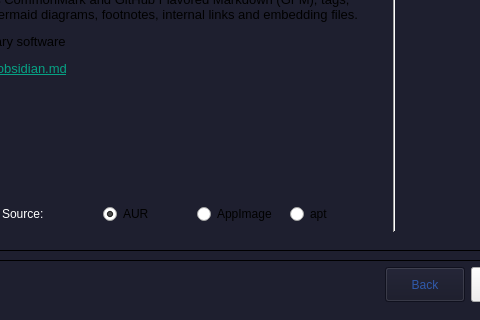
Qt form src/ui/welcomeScreen.ui (StratOS-Linux/stratOS-maneki-neko) before a commit; both pictures show x 431 to 911 and y 341 to 661 of the 1000 by 661 pixel window.
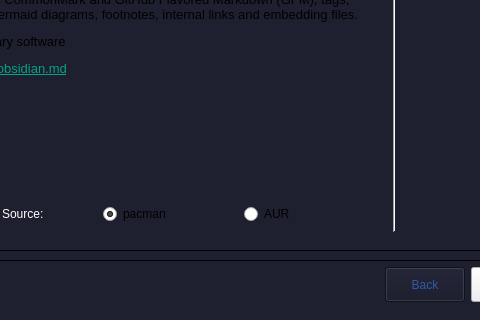
The same form after that commit. The open tabs and pages were chosen to show the change. Icons and pictures are not drawn.

What changed in the file:
```diff
--- a/src/ui/welcomeScreen.ui
+++ b/src/ui/welcomeScreen.ui
@@ -4427,27 +4427,20 @@
                                </property>
                               </widget>
                              </item>
+                             <item>
+                              <widget class="QRadioButton" name="obsidianPACMANButton">
+                               <property name="text">
+                                <string>pacman</string>
+                               </property>
+                               <property name="checked">
+                                <bool>true</bool>
+                               </property>
+                              </widget>
+                             </item>
                              <item>
                               <widget class="QRadioButton" name="obsidianAURButton">
                                <property name="text">
                                 <string>AUR</string>
-                               </property>
-                               <property name="checked">
-                                <bool>true</bool>
-                               </property>
-                              </widget>
-                             </item>
-                             <item>
-                              <widget class="QRadioButton" name="obsidianAPPIMAGEButton">
-                               <property name="text">
-                                <string>AppImage</string>
-                               </property>
-                              </widget>
-                             </item>
-                             <item>
-                              <widget class="QRadioButton" name="obsidianAPTButton">
-                               <property name="text">
-                                <string>apt</string>
                                </property>
                                <property name="checked">
                                 <bool>false</bool>
```
Left out of the diff: 121 changed lines with no effect on the pictures.
